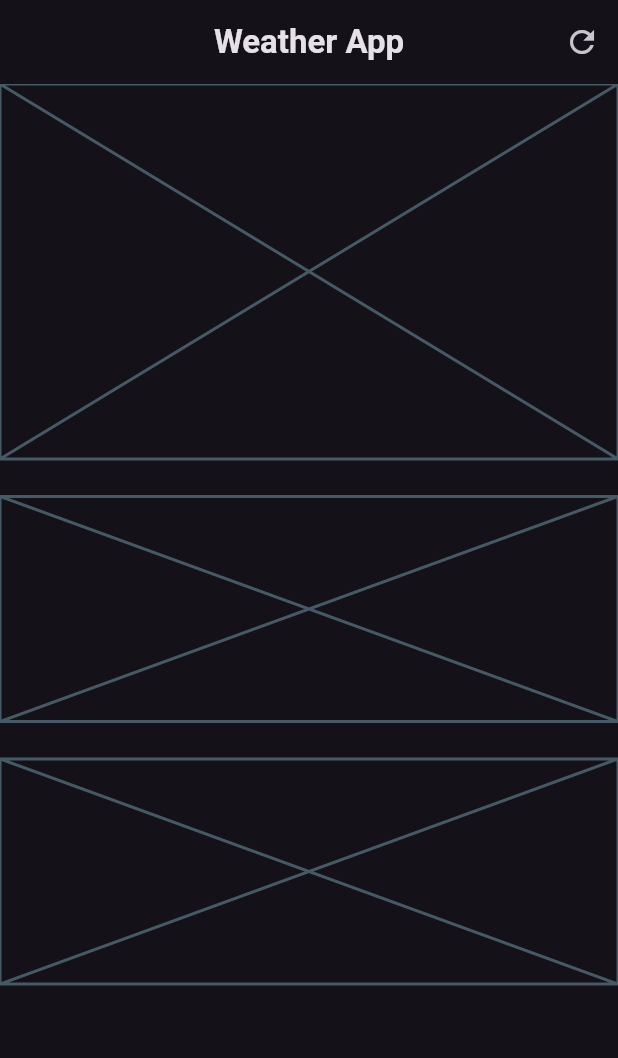
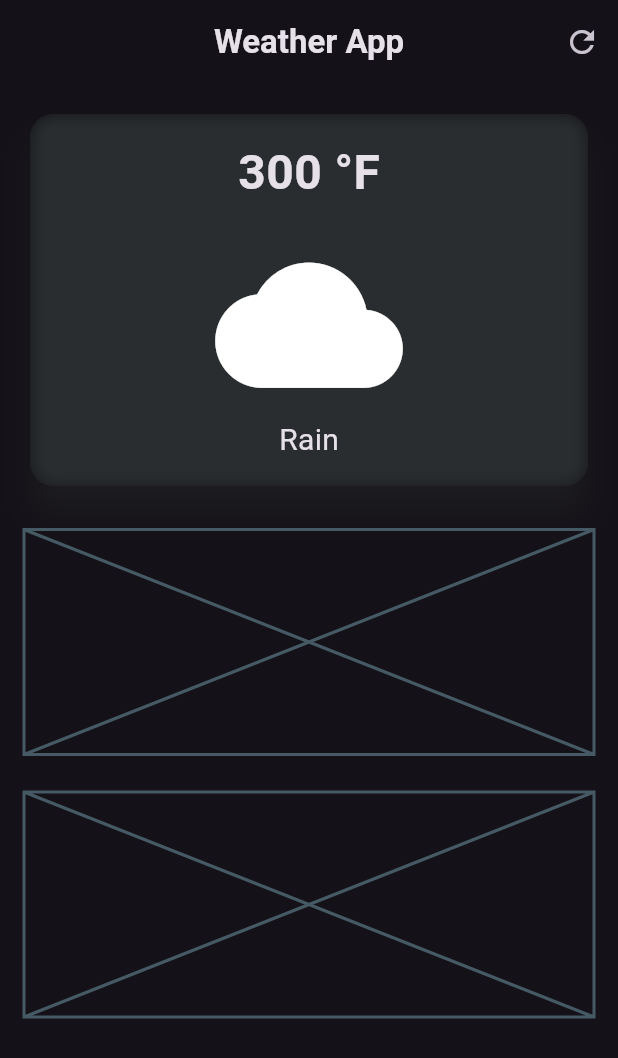
Before and after one commit to HevertonLessa/MOBILE-DEV, a Flutter app: the screen it shows after launch, on a phone screen of 412 x 824 dp. Shown: the top 1058 px of the screen. Run offline on Flutter 3.47's test engine with Material 3 defaults, Android fonts, the phone set to English and light mode, and no system bars.

Commit message:
25/02/25

```diff
--- a/Flutter/weather_app/lib/weather_screen.dart
+++ b/Flutter/weather_app/lib/weather_screen.dart
@@ -1,3 +1,5 @@
+import 'dart:ui';
+
 import 'package:flutter/material.dart';
 
 class WeatherScreen extends StatelessWidget {
@@ -19,11 +21,51 @@ class WeatherScreen extends StatelessWidget {
           )
         ],
       ),
-      body: Column(
+      body: Padding(
+        padding: const EdgeInsets.all(16),
+        child: Column(
           children: [
             //main card
-          const Placeholder(
-            fallbackHeight: 250,
+            SizedBox(
+              width: double.infinity,
+              child: Card(
+                color: const Color.fromARGB(255, 41, 45, 47),
+                elevation: 10,
+                shadowColor: Color.fromARGB(255, 74, 74, 74),
+                shape: RoundedRectangleBorder(
+                    borderRadius: BorderRadius.circular(16)),
+                child: ClipRRect(
+                  borderRadius: BorderRadius.circular(16),
+                  child: BackdropFilter(
+                    filter: ImageFilter.blur(sigmaX: 5, sigmaY: 5),
+                    child: Padding(
+                      padding: const EdgeInsets.all(16),
+                      child: Column(
+                        children: [
+                          Text(
+                            '300 °F',
+                            style: TextStyle(
+                              fontSize: 32,
+                              fontWeight: FontWeight.bold,
+                            ),
+                          ),
+                          const SizedBox(
+                            height: 16,
+                          ),
+                          Icon(
+                            Icons.cloud,
+                            size: 125,
+                          ),
+                          Text(
+                            'Rain',
+                            style: TextStyle(fontSize: 20),
+                          ),
+                        ],
+                      ),
+                    ),
+                  ),
+                ),
+              ),
             ),
             // weather forecast cards
             const SizedBox(height: 25),
@@ -37,6 +79,7 @@ class WeatherScreen extends StatelessWidget {
             ),
           ],
         ),
+      ),
     );
   }
 }
```
Lines whose indentation alone changed are shown as unchanged.
